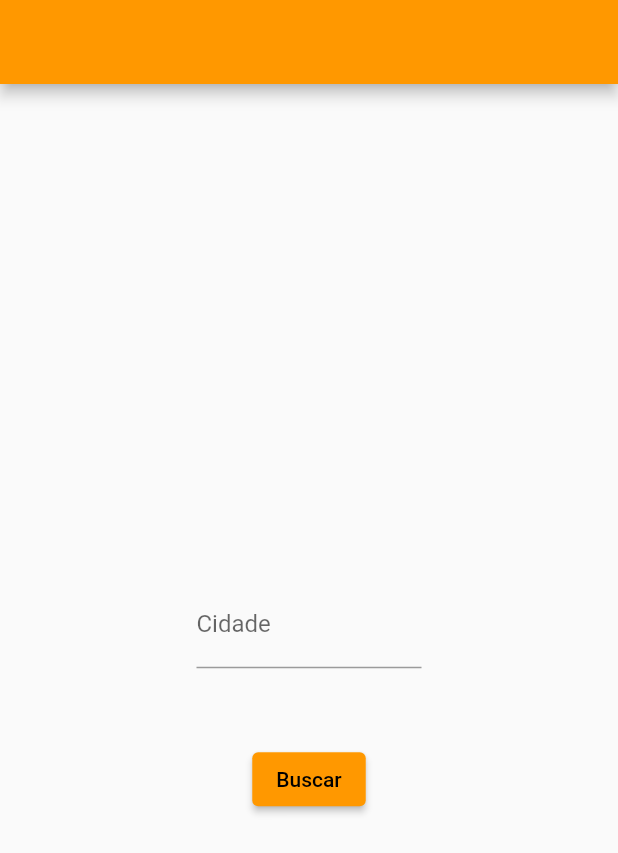
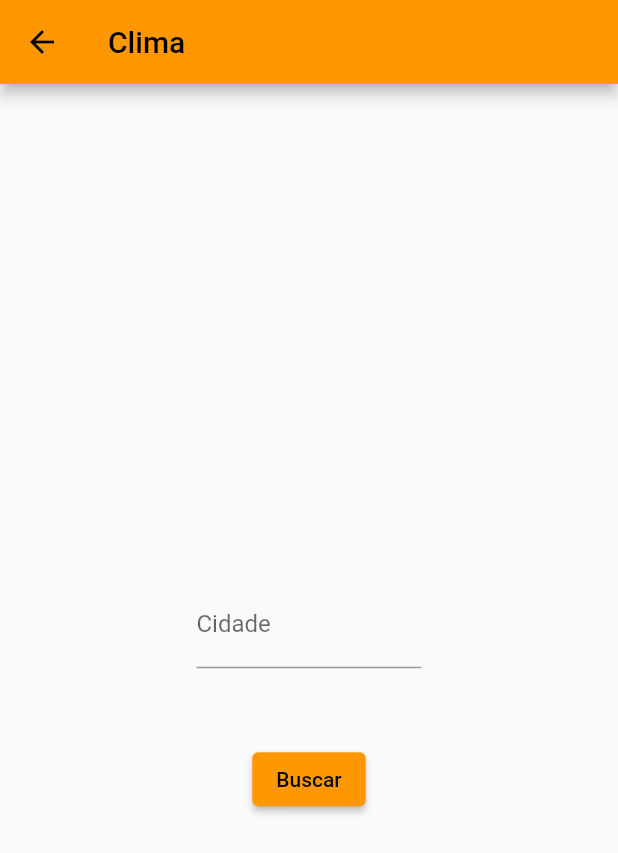
Before and after one commit to fbs2015/app_previsao_tempo, a Flutter app: the HomePage screen opened directly, on a phone screen of 412 x 824 dp. Shown: the top 853 px of the screen. Run offline on Flutter 3.47's test engine with Material 2 defaults, Android fonts, the phone set to English and light mode, and no system bars.

Commit message:
Ajustes no codigo(boas praticas)

```diff
--- a/lib/home/home_page.dart
+++ b/lib/home/home_page.dart
@@ -1,6 +1,6 @@
 import 'package:flutter/material.dart';
 import 'package:http_weather/service/data_service.dart';
-import 'package:http_weather/service/weather.dart';
+import 'package:http_weather/model/weather.dart';
 
 class HomePage extends StatefulWidget {
   const HomePage({ Key? key }) : super(key: key);
@@ -12,14 +12,14 @@
 class _HomePageState extends State<HomePage> {
   TextEditingController controller = TextEditingController();
   DataService dataService = DataService();
-  Weather weather = Weather();
+  Weather weather = const Weather();
   bool isFetch = false;
 
   @override
   Widget build(BuildContext context) {
     return Scaffold(
       appBar: AppBar(
-        title: Text(''),
+        title:const Text('Clima'),
       ),
       body: Center(
         child: Column(
@@ -38,14 +38,14 @@
                    style:Theme.of(context).textTheme.headline4,
                   ),
                 ],
-              ) : SizedBox(),
+              ) : const SizedBox(),
               Container(
                 width: 150,
-                padding: EdgeInsets.symmetric(vertical: 50),
+                padding: const EdgeInsets.symmetric(vertical: 50),
                 child: TextField(
                   controller: controller,
                   textAlign: TextAlign.center,
-                  decoration: InputDecoration(labelText: 'Cidade'),
+                  decoration: const InputDecoration(labelText: 'Cidade'),
                 ),
               ),
               ElevatedButton(
@@ -56,7 +56,7 @@
 
                    });
                 },
-                child: Text('Buscar'),
+                child: const Text('Buscar'),
               )
             ],
         ),
--- a/lib/main.dart
+++ b/lib/main.dart
@@ -16,7 +16,7 @@
       theme: ThemeData(
         primarySwatch: Colors.orange,
       ),
-      home: HomePage(),
+      home:const HomePage(),
     );
   }
 }
```
